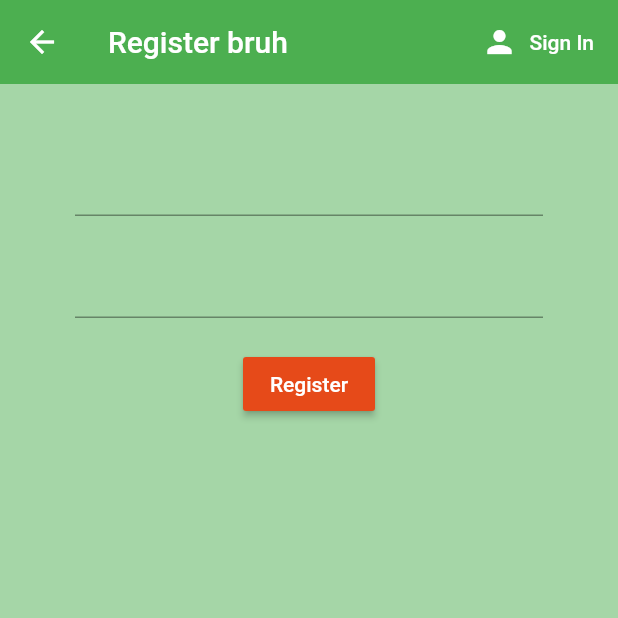
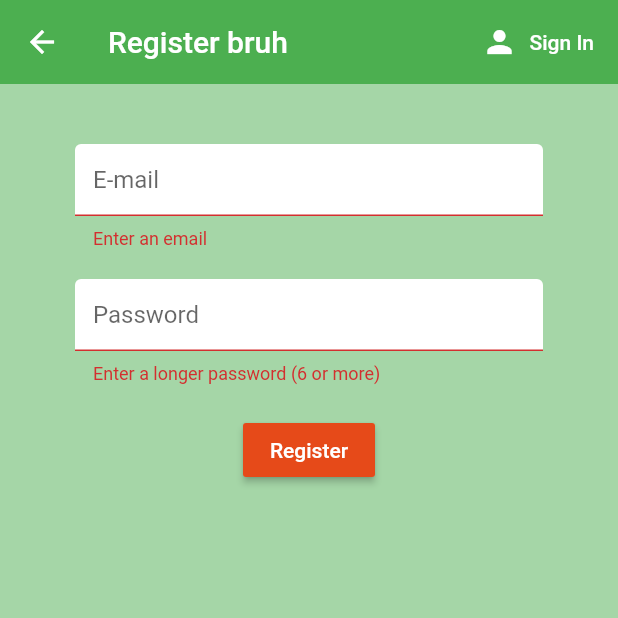
Before and after one commit to furkanakcakaya/flutter-firebase, a Flutter app: the Register screen opened directly, after a tap on "Register", on a phone screen of 412 x 824 dp, the top half of it. Run offline on Flutter 3.47's test engine with Material 2 defaults, Android fonts, the phone set to English and light mode, and no system bars; our stand-ins replace firebase_auth; accounts and stored records are empty.

```diff
--- a/orderly/lib/screens/authenticate/register.dart
+++ b/orderly/lib/screens/authenticate/register.dart
@@ -1,5 +1,6 @@
 import 'package:flutter/material.dart';
 import 'package:orderly/services/auth.dart';
+import 'package:orderly/shared/constants.dart';
 
 class Register extends StatefulWidget {
   final Function toggleView;
@@ -11,8 +12,10 @@ class Register extends StatefulWidget {
 }
 
 class _RegisterState extends State<Register> {
+  final _formKey = GlobalKey<FormState>();
   final AuthService _auth = AuthService();
 
+  String error = '';
   String email = '';
   String password = '';
 
@@ -36,20 +39,28 @@ class _RegisterState extends State<Register> {
       body: Container(
         padding: EdgeInsets.symmetric(vertical: 20.0, horizontal: 50.0),
         child: Form(
+          key: _formKey,
           child: Column(
             children: <Widget>[
               SizedBox(
                 height: 20,
               ),
-              TextFormField(onChanged: (value) {
-                setState(() {
-                  email = value;
-                });
-              }),
+              TextFormField(
+                  decoration: textInputDecoration.copyWith(hintText: 'E-mail'),
+                  validator: (value) => value.isEmpty ? 'Enter an email' : null,
+                  onChanged: (value) {
+                    setState(() {
+                      email = value;
+                    });
+                  }),
               SizedBox(
                 height: 20,
               ),
               TextFormField(
+                decoration: textInputDecoration.copyWith(hintText: 'Password'),
+                validator: (value) => value.isEmpty
+                    ? 'Enter a longer password (6 or more)'
+                    : null,
                 onChanged: (value) {
                   setState(() {
                     password = value;
@@ -61,15 +72,32 @@ class _RegisterState extends State<Register> {
                 height: 20,
               ),
               RaisedButton(
-                onPressed: () {
-                  print('Email: $email, Pass: $password');
-                  _auth.signInWithMail(email, password);
+                onPressed: () async {
+                  if (_formKey.currentState.validate()) {
+                    dynamic result = await _auth.registerWithEmailAndPassword(
+                        email, password);
+                    if (result == null) {
+                      setState(() {
+                        error = 'Something isn\'t right';
+                      });
+                    }
+                  }
                 },
                 child: Text(
                   'Register',
                   style: TextStyle(color: Colors.white),
                 ),
                 color: Colors.deepOrange[700],
+              ),
+              SizedBox(
+                height: 15,
+              ),
+              Text(
+                error,
+                style: TextStyle(
+                  color: Colors.red,
+                  fontSize: 16,
+                ),
               )
             ],
           ),
--- a/orderly/lib/screens/wrapper.dart
+++ b/orderly/lib/screens/wrapper.dart
@@ -11,6 +11,10 @@ class Wrapper extends StatelessWidget {
 
     print('$user asfsafsd');
     // Return either home or auth
-    return user != null ? Home() : Authenticate();
+    if (user != null) {
+      return Home();
+    } else {
+      return Authenticate();
+    }
   }
 }
--- a/orderly/lib/services/auth.dart
+++ b/orderly/lib/services/auth.dart
@@ -26,18 +26,29 @@ class AuthService {
   }
 
   //sign in with e-mail
-  Future signInWithMail(String mail, String pass) async {
+  Future signInWithEmailAndPassword(String email, String password) async {
     try {
-      AuthResult result =
-          await _auth.signInWithEmailAndPassword(email: mail, password: pass);
+      AuthResult result = await _auth.signInWithEmailAndPassword(
+          email: email, password: password);
       return _userFromFirebaseUser(result.user);
     } catch (e) {
-      print('Email sign-in failed. Error: $e');
+      print('Email sign-in failed. Error: ${e.toString()}');
       return null;
     }
   }
 
   //register with e-mail
+
+  Future registerWithEmailAndPassword(String email, String password) async {
+    try {
+      AuthResult result = await _auth.createUserWithEmailAndPassword(
+          email: email, password: password);
+      return _userFromFirebaseUser(result.user);
+    } catch (e) {
+      print('Error occured when registering. Error: $e');
+      return null;
+    }
+  }
 
   //sign out
   Future signOut() async {
--- /dev/null
+++ b/orderly/lib/shared/constants.dart
@@ -0,0 +1,11 @@
+import 'package:flutter/material.dart';
+import 'package:orderly/shared/constants.dart';
+
+const textInputDecoration = InputDecoration(
+  fillColor: Colors.white,
+  filled: true,
+  enabledBorder: OutlineInputBorder(
+      borderSide: BorderSide(color: Colors.white, width: 2.0)),
+  focusedBorder: OutlineInputBorder(
+      borderSide: BorderSide(color: Colors.white, width: 1.0)),
+);
```
Also changed, not shown: orderly/lib/screens/authenticate/sign_in.dart (+28 -8 lines).
